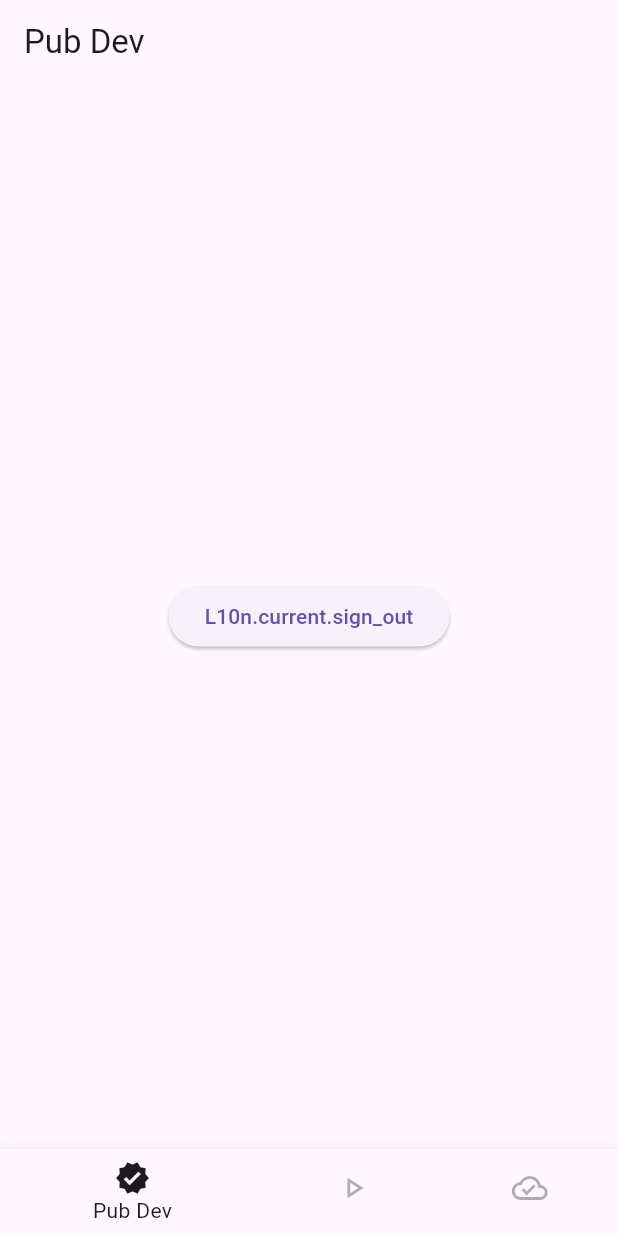
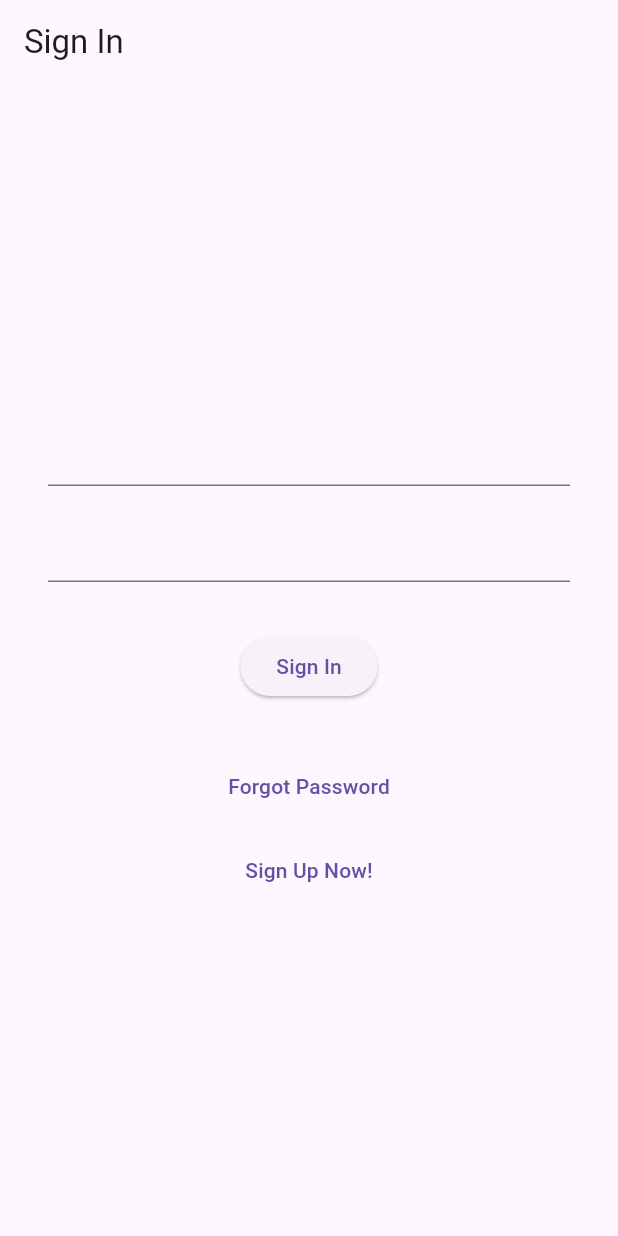
Before and after one commit to SemihYlmzz/base_app_template, a Flutter app: the screen it shows after launch, on a phone screen of 412 x 824 dp. Run offline on Flutter 3.47's test engine with Material 3 defaults, Android fonts, the phone set to English and light mode, and no system bars; our stand-ins replace flutter_bloc, freezed_annotation, get_it, go_router, hydrated_bloc; generated files the repository leaves out were written again.

Commit message:
+ 3 Presentation added.

```diff
--- a/lib/app/router/app_router.dart
+++ b/lib/app/router/app_router.dart
@@ -10,9 +10,27 @@ mixin RouterMixin on State<App> {
       GlobalKey<NavigatorState>();
 
   final _router = GoRouter(
-    initialLocation: PubDevScreen.path,
+    initialLocation: SignInScreen.path,
     navigatorKey: parentNavigatorKey,
     routes: [
+      GoRoute(
+        path: SignInScreen.path,
+        name: SignInScreen.name,
+        parentNavigatorKey: parentNavigatorKey,
+        builder: (context, state) => const SignInScreen(),
+      ),
+      GoRoute(
+        path: SignUpScreen.path,
+        name: SignUpScreen.name,
+        parentNavigatorKey: parentNavigatorKey,
+        builder: (context, state) => const SignUpScreen(),
+      ),
+      GoRoute(
+        path: MailVerificationScreen.path,
+        name: MailVerificationScreen.name,
+        parentNavigatorKey: parentNavigatorKey,
+        builder: (context, state) => const MailVerificationScreen(),
+      ),
       StatefulShellRoute.indexedStack(
         builder: (context, state, statefullNavigationShell) => NavigatorScreen(
           navigationShell: statefullNavigationShell,
--- /dev/null
+++ b/lib/presentation/mail_verification/mail_verification.dart
@@ -0,0 +1,2 @@
+export 'view/view.dart';
+export 'widgets/widgets.dart';
--- /dev/null
+++ b/lib/presentation/mail_verification/view/view.dart
@@ -0,0 +1,2 @@
+export 'mail_verification_screen.dart';
+export 'mail_verification_view.dart';
--- a/lib/presentation/presentation.dart
+++ b/lib/presentation/presentation.dart
@@ -3,3 +3,6 @@ export 'youtube/youtube.dart';
 export 'versions/versions.dart';
 export 'navigator/navigator.dart';
 export 'settings/settings.dart';
+export 'sign_in/sign_in.dart';
+export 'sign_up/sign_up.dart';
+export 'mail_verification/mail_verification.dart';
--- a/lib/presentation/settings/view/settings_view.dart
+++ b/lib/presentation/settings/view/settings_view.dart
@@ -21,11 +21,6 @@ class SettingsView extends StatelessWidget {
       ),
       body: Column(
         children: [
-          ElevatedButton(
-              onPressed: () {
-                // context.goNamed(VersionsScreen.name);
-              },
-              child: const Text('Go Back')),
           Setting(
             settingIconData: Icons.volume_up,
             settingName: getIt<L10n>().sound_volume,
--- /dev/null
+++ b/lib/presentation/sign_in/sign_in.dart
@@ -0,0 +1,2 @@
+export 'view/view.dart';
+export 'widgets/widgets.dart';
--- /dev/null
+++ b/lib/presentation/sign_in/view/sign_in_screen.dart
@@ -0,0 +1,12 @@
+import 'package:flutter/material.dart';
+import '../../presentation.dart';
+
+class SignInScreen extends StatelessWidget {
+  const SignInScreen({super.key});
+  static const String path = '/sign_in';
+  static const String name = 'sign_in';
+  @override
+  Widget build(BuildContext context) {
+    return const SignInView();
+  }
+}
--- /dev/null
+++ b/lib/presentation/sign_in/view/sign_in_view.dart
@@ -0,0 +1,39 @@
+import 'package:flutter/material.dart';
+
+class SignInView extends StatelessWidget {
+  const SignInView({super.key});
+
+  @override
+  Widget build(BuildContext context) {
+    return GestureDetector(
+      onTap: () {
+        FocusManager.instance.primaryFocus?.unfocus();
+      },
+      child: Scaffold(
+        appBar: AppBar(
+          title: const Text('Sign In'),
+        ),
+        body: Center(
+          child: Padding(
+            padding: const EdgeInsets.all(32.0),
+            child: Column(
+              mainAxisAlignment: MainAxisAlignment.center,
+              children: [
+                const TextField(),
+                const SizedBox(height: 16),
+                const TextField(),
+                const SizedBox(height: 32),
+                ElevatedButton(onPressed: () {}, child: const Text('Sign In')),
+                const SizedBox(height: 32),
+                TextButton(
+                    onPressed: () {}, child: const Text('Forgot Password')),
+                const SizedBox(height: 8),
+                TextButton(onPressed: () {}, child: const Text('Sign Up Now!')),
+              ],
+            ),
+          ),
+        ),
+      ),
+    );
+  }
+}
--- /dev/null
+++ b/lib/presentation/sign_in/view/view.dart
@@ -0,0 +1,2 @@
+export 'sign_in_screen.dart';
+export 'sign_in_view.dart';
--- /dev/null
+++ b/lib/presentation/sign_up/sign_up.dart
@@ -0,0 +1,2 @@
+export 'view/view.dart';
+export 'widgets/widgets.dart';
--- /dev/null
+++ b/lib/presentation/sign_up/view/sign_up_screen.dart
@@ -0,0 +1,12 @@
+import 'package:flutter/material.dart';
+import '../../presentation.dart';
+
+class SignUpScreen extends StatelessWidget {
+  const SignUpScreen({super.key});
+  static const String path = '/sign_up';
+  static const String name = 'sign_up';
+  @override
+  Widget build(BuildContext context) {
+    return const SignUpView();
+  }
+}
--- /dev/null
+++ b/lib/presentation/sign_up/view/view.dart
@@ -0,0 +1,2 @@
+export 'sign_up_screen.dart';
+export 'sign_up_view.dart';
```
Also changed, not shown: lib/presentation/mail_verification/view/mail_verification_screen.dart (added, +12 -0 lines), lib/presentation/mail_verification/view/mail_verification_view.dart (added, +20 -0 lines), lib/presentation/sign_up/view/sign_up_view.dart (added, +20 -0 lines), lib/presentation/mail_verification/widgets/widgets.dart (added), lib/presentation/sign_in/widgets/widgets.dart (added), lib/presentation/sign_up/widgets/widgets.dart (added).
